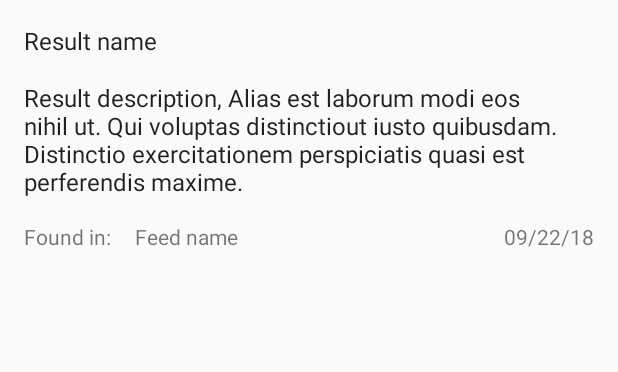
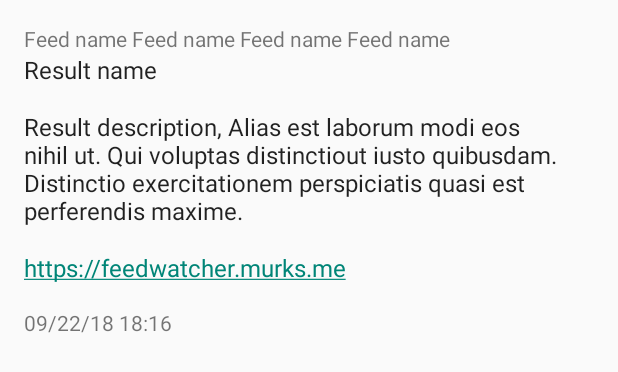
Before and after one commit to zouroboros/feed-watcher, an Android app: the layout activity_result.xml on its own in the app's theme, with its tools: preview values and no code run, on a phone screen of 412 x 824 dp. Shown: the top 372 px of the screen. Run offline under Robolectric (Android 15) with nearby library versions, the phone set to English and light mode, and no system bars.

Commit message:
Improved the presentation of results in list and activity.

```diff
--- a/app/src/main/java/me/murks/feedwatcher/activities/ResultActivity.kt
+++ b/app/src/main/java/me/murks/feedwatcher/activities/ResultActivity.kt
@@ -1,6 +1,5 @@
 package me.murks.feedwatcher.activities
 
-import android.support.v7.app.AppCompatActivity
 import android.os.Bundle
 import android.text.format.DateFormat
 import android.widget.TextView
@@ -13,6 +12,7 @@ class ResultActivity : FeedWatcherBaseActivity() {
     private lateinit var resultDescription: TextView
     private lateinit var resultFeed: TextView
     private lateinit var resultDate: TextView
+    private lateinit var resultLink: TextView
 
     override fun onCreate(savedInstanceState: Bundle?) {
         super.onCreate(savedInstanceState)
@@ -22,13 +22,16 @@ class ResultActivity : FeedWatcherBaseActivity() {
         resultDescription = findViewById(R.id.result_result_description)
         resultFeed = findViewById(R.id.result_result_feed)
         resultDate = findViewById(R.id.result_result_date)
+        resultLink = findViewById(R.id.result_result_link)
 
         val result = intent.getParcelableExtra<Result>(RESULT_EXTRA_NAME)
 
         resultName.text = result.item.title
         resultDescription.text = result.item.description
         resultFeed.text = result.feedName
-        resultDate.text = DateFormat.getDateFormat(this).format(result.found)
+        resultDate.text = DateFormat.getDateFormat(this).format(result.found) +
+                " " + DateFormat.getTimeFormat(this).format(result.found)
+        resultLink.text = result.item.link?.toString() ?: ""
     }
 
     companion object {
--- a/app/src/main/res/layout/activity_result.xml
+++ b/app/src/main/res/layout/activity_result.xml
@@ -13,7 +13,7 @@
         android:layout_height="wrap_content"
         android:textAppearance="?attr/textAppearanceListItem"
         tools:text="Result name"
-        app:layout_constraintStart_toStartOf="parent"/>
+        app:layout_constraintTop_toBottomOf="@id/result_result_feed"/>
 
     <TextView
         android:id="@+id/result_result_description"
@@ -23,27 +23,31 @@
         android:textAppearance="?attr/textAppearanceListItem"
         tools:text="Result description, Alias est laborum modi eos nihil ut. Qui voluptas distinctiout iusto quibusdam. Distinctio exercitationem perspiciatis quasi est perferendis maxime."
         app:layout_constraintTop_toBottomOf="@id/result_result_name"/>
+
     <TextView
-        android:id="@+id/result_found_in"
-        android:layout_width="wrap_content"
+        android:id="@+id/result_result_link"
+        android:autoLink="web"
+        android:layout_width="match_parent"
         android:layout_height="wrap_content"
-        android:text="@string/result_found_in"
-        android:layout_margin="@dimen/text_margin"
+        android:layout_marginTop="@dimen/text_margin"
+        android:textAppearance="?attr/textAppearanceListItem"
+        tools:text="https://feedwatcher.murks.me"
         app:layout_constraintTop_toBottomOf="@id/result_result_description"/>
+
     <TextView
         android:id="@+id/result_result_feed"
-        android:layout_width="wrap_content"
+        android:layout_width="0dp"
         android:layout_height="wrap_content"
-        android:layout_margin="@dimen/text_margin"
-        app:layout_constraintTop_toBottomOf="@id/result_result_description"
-        app:layout_constraintLeft_toRightOf="@id/result_found_in"
-        tools:text="Feed name"/>
+        app:layout_constraintTop_toTopOf="parent"
+        app:layout_constraintLeft_toLeftOf="parent"
+        app:layout_constraintRight_toRightOf="parent"
+        tools:text="Feed name Feed name Feed name Feed name"/>
     <TextView
         android:id="@+id/result_result_date"
         android:layout_width="wrap_content"
         android:layout_height="wrap_content"
         android:layout_marginTop="@dimen/text_margin"
-        tools:text="09/22/18"
-        app:layout_constraintTop_toBottomOf="@id/result_result_description"
-        app:layout_constraintRight_toRightOf="parent"/>
+        tools:text="09/22/18 18:16"
+        app:layout_constraintTop_toBottomOf="@id/result_result_link"
+        app:layout_constraintLeft_toLeftOf="parent"/>
 </android.support.constraint.ConstraintLayout>
--- a/app/src/main/res/layout/fragment_results_list_item.xml
+++ b/app/src/main/res/layout/fragment_results_list_item.xml
@@ -31,12 +31,14 @@
         app:layout_constraintTop_toBottomOf="@id/results_result_description"/>
     <TextView
         android:id="@+id/results_result_feed"
-        android:layout_width="wrap_content"
+        android:layout_width="0dp"
         android:layout_height="wrap_content"
         android:layout_margin="@dimen/text_margin"
         app:layout_constraintTop_toBottomOf="@id/results_result_description"
         app:layout_constraintLeft_toRightOf="@id/results_found_in"
-        tools:text="Feed name"/>
+        app:layout_constraintRight_toLeftOf="@id/results_result_date"
+        app:layout_constrainedWidth="true"
+        tools:text="Feed Name"/>
     <TextView
         android:id="@+id/results_result_date"
         android:layout_width="wrap_content"
```
